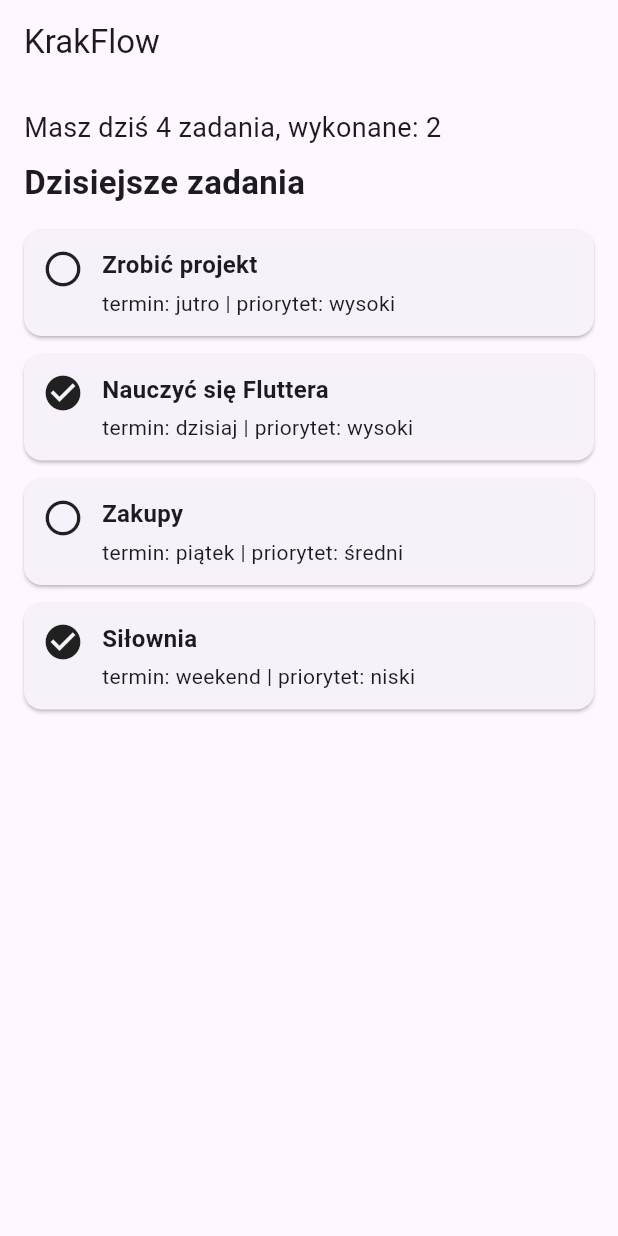
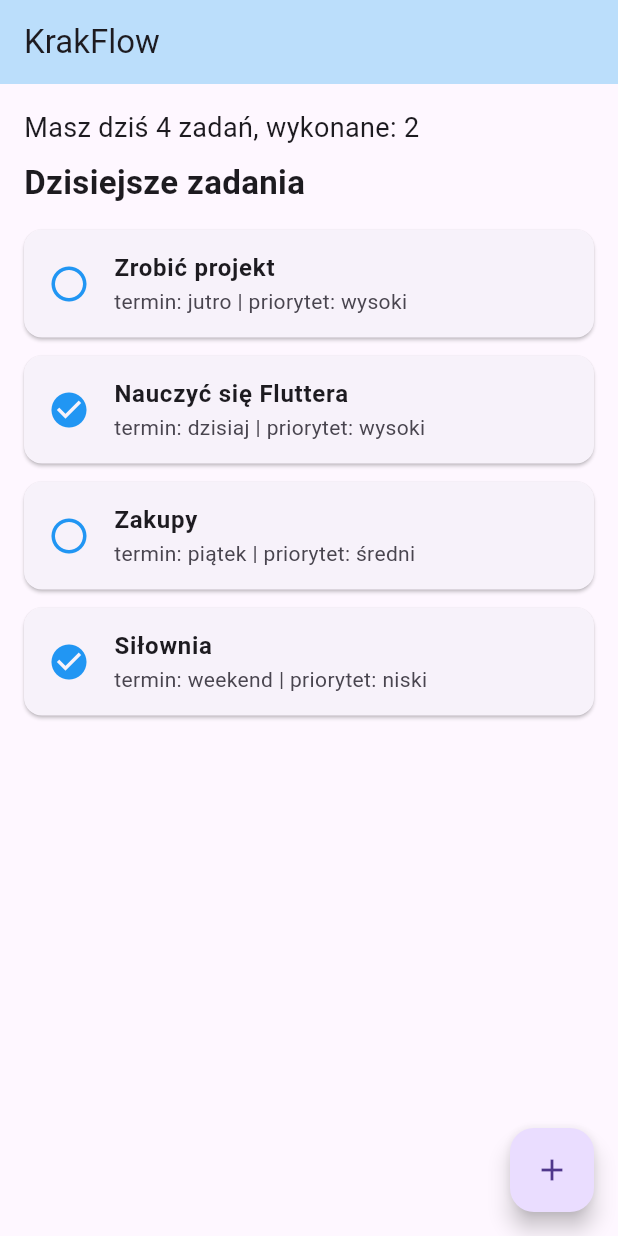
Before and after one commit to Maciek455/krakflow_flutter, a Flutter app: the screen it shows after launch, on a phone screen of 412 x 824 dp. Run offline on Flutter 3.47's test engine with Material 3 defaults, Android fonts, the phone set to English and light mode, and no system bars.

Commit message:
Update main.dart
5 - tworzenie nowego zadania

```diff
--- a/lib/main.dart
+++ b/lib/main.dart
@@ -1,67 +1,4 @@
 import 'package:flutter/material.dart';
-
-void main() {
-  runApp(MyApp());
-}
-
-class MyApp extends StatelessWidget {
-  final List<Task> tasks = [
-    Task(title: "Zrobić projekt", deadline: "jutro", done: false, priority: "wysoki"),
-    Task(title: "Nauczyć się Fluttera", deadline: "dzisiaj", done: true, priority: "wysoki"),
-    Task(title: "Zakupy", deadline: "piątek", done: false, priority: "średni"),
-    Task(title: "Siłownia", deadline: "weekend", done: true, priority: "niski"),
-  ];
-
-  @override
-  Widget build(BuildContext context) {
-    int doneCount = tasks.where((t) => t.done).length;
-
-    return MaterialApp(
-      title: "KrakFlow",
-      home: Scaffold(
-        appBar: AppBar(
-          title: Text("KrakFlow"),
-        ),
-        body: Padding(
-          padding: EdgeInsets.all(16),
-          child: Column(
-            crossAxisAlignment: CrossAxisAlignment.start,
-            children: [
-              Text(
-                "Masz dziś ${tasks.length} zadania, wykonane: $doneCount",
-                style: TextStyle(
-                  fontSize: 18,
-                ),
-              ),
-              SizedBox(height: 8),
-              Text(
-                "Dzisiejsze zadania",
-                style: TextStyle(
-                  fontSize: 22,
-                  fontWeight: FontWeight.bold,
-                ),
-              ),
-              SizedBox(height: 16),
-              Expanded(
-                child: ListView.builder(
-                  itemCount: tasks.length,
-                  itemBuilder: (context, index) {
-                    final task = tasks[index];
-                    return TaskCard(
-                      title: task.title,
-                      subtitle: "termin: ${task.deadline} | priorytet: ${task.priority}",
-                      icon: task.done ? Icons.check_circle : Icons.radio_button_unchecked,
-                    );
-                  },
-                ),
-              ),
-            ],
-          ),
-        ),
-      ),
-    );
-  }
-}
 
 class Task {
   final String title;
@@ -75,6 +12,153 @@ class Task {
     required this.done,
     required this.priority,
   });
+}
+
+class TaskRepository {
+  static List<Task> tasks = [
+    Task(title: "Zrobić projekt", deadline: "jutro", done: false, priority: "wysoki"),
+    Task(title: "Nauczyć się Fluttera", deadline: "dzisiaj", done: true, priority: "wysoki"),
+    Task(title: "Zakupy", deadline: "piątek", done: false, priority: "średni"),
+    Task(title: "Siłownia", deadline: "weekend", done: true, priority: "niski"),
+  ];
+}
+
+void main() {
+  runApp(const MyApp());
+}
+
+class MyApp extends StatelessWidget {
+  const MyApp({super.key});
+
+  @override
+  Widget build(BuildContext context) {
+    return MaterialApp(
+      title: "KrakFlow",
+      theme: ThemeData(primarySwatch: Colors.blue, useMaterial3: true),
+      home: const HomeScreen(),
+    );
+  }
+}
+
+class HomeScreen extends StatefulWidget {
+  const HomeScreen({super.key});
+
+  @override
+  State<HomeScreen> createState() => _HomeScreenState();
+}
+
+class _HomeScreenState extends State<HomeScreen> {
+  @override
+  Widget build(BuildContext context) {
+    int doneCount = TaskRepository.tasks.where((t) => t.done).length;
+
+    return Scaffold(
+      appBar: AppBar(
+        title: const Text("KrakFlow"),
+        backgroundColor: Colors.blue.shade100,
+      ),
+      body: Padding(
+        padding: const EdgeInsets.all(16),
+        child: Column(
+          crossAxisAlignment: CrossAxisAlignment.start,
+          children: [
+            Text(
+              "Masz dziś ${TaskRepository.tasks.length} zadań, wykonane: $doneCount",
+              style: const TextStyle(fontSize: 18),
+            ),
+            const SizedBox(height: 8),
+            const Text(
+              "Dzisiejsze zadania",
+              style: TextStyle(fontSize: 22, fontWeight: FontWeight.bold),
+            ),
+            const SizedBox(height: 16),
+            Expanded(
+              child: ListView.builder(
+                itemCount: TaskRepository.tasks.length,
+                itemBuilder: (context, index) {
+                  final task = TaskRepository.tasks[index];
+                  return TaskCard(
+                    title: task.title,
+                    subtitle: "termin: ${task.deadline} | priorytet: ${task.priority}",
+                    icon: task.done ? Icons.check_circle : Icons.radio_button_unchecked,
+                  );
+                },
+              ),
+            ),
+          ],
+        ),
+      ),
+      floatingActionButton: FloatingActionButton(
+        onPressed: () async {
+          final Task? newTask = await Navigator.push(
+            context,
+            MaterialPageRoute(builder: (context) => const AddTaskScreen()),
+          );
+
+          if (newTask != null) {
+            setState(() {
+              TaskRepository.tasks.add(newTask);
+            });
+          }
+        },
+        child: const Icon(Icons.add),
+      ),
+    );
+  }
+}
+
+class AddTaskScreen extends StatefulWidget {
+  const AddTaskScreen({super.key});
+
+  @override
+  State<AddTaskScreen> createState() => _AddTaskScreenState();
+}
+
+class _AddTaskScreenState extends State<AddTaskScreen> {
+  final titleController = TextEditingController();
+  final deadlineController = TextEditingController();
+  final priorityController = TextEditingController();
+
+  @override
+  Widget build(BuildContext context) {
+    return Scaffold(
+      appBar: AppBar(title: const Text("Nowe zadanie")),
+      body: Padding(
+        padding: const EdgeInsets.all(16),
+        child: Column(
+          children: [
+            TextField(
+              controller: titleController,
+              decoration: const InputDecoration(labelText: "Tytuł zadania", border: OutlineInputBorder()),
+            ),
+            const SizedBox(height: 12),
+            TextField(
+              controller: deadlineController,
+              decoration: const InputDecoration(labelText: "Termin (np. jutro)", border: OutlineInputBorder()),
+            ),
+            const SizedBox(height: 12),
+            TextField(
+              controller: priorityController,
+              decoration: const InputDecoration(labelText: "Priorytet (wysoki/średni/niski)", border: OutlineInputBorder()),
+            ),
+            const SizedBox(height: 20),
+            ElevatedButton(
+              onPressed: () {
+                final newTask = Task(
+                  title: titleController.text,
+                  deadline: deadlineController.text,
+                  done: false,
+                  priority: priorityController.text,
+                );
+                Navigator.pop(context, newTask);
+              },
+              child: const Text("Zapisz zadanie"),
+            ),
+          ],
+        ),
+      ),
+    );
+  }
 }
 
 class TaskCard extends StatelessWidget {
@@ -92,30 +176,11 @@ class TaskCard extends StatelessWidget {
   @override
   Widget build(BuildContext context) {
     return Card(
-      margin: EdgeInsets.only(bottom: 12),
-      child: Padding(
-        padding: EdgeInsets.all(12),
-        child: Row(
-          crossAxisAlignment: CrossAxisAlignment.start,
-          children: [
-            Icon(icon, size: 28),
-            SizedBox(width: 12),
-            Column(
-              crossAxisAlignment: CrossAxisAlignment.start,
-              children: [
-                Text(
-                  title,
-                  style: TextStyle(
-                    fontWeight: FontWeight.bold,
-                    fontSize: 16,
-                  ),
-                ),
-                SizedBox(height: 4),
-                Text(subtitle),
-              ],
-            ),
-          ],
-        ),
+      margin: const EdgeInsets.only(bottom: 12),
+      child: ListTile(
+        leading: Icon(icon, size: 28, color: Colors.blue),
+        title: Text(title, style: const TextStyle(fontWeight: FontWeight.bold)),
+        subtitle: Text(subtitle),
       ),
     );
   }
```
